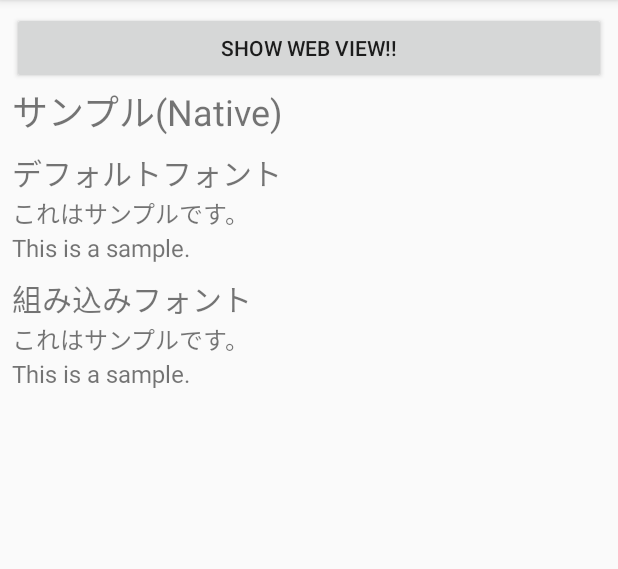
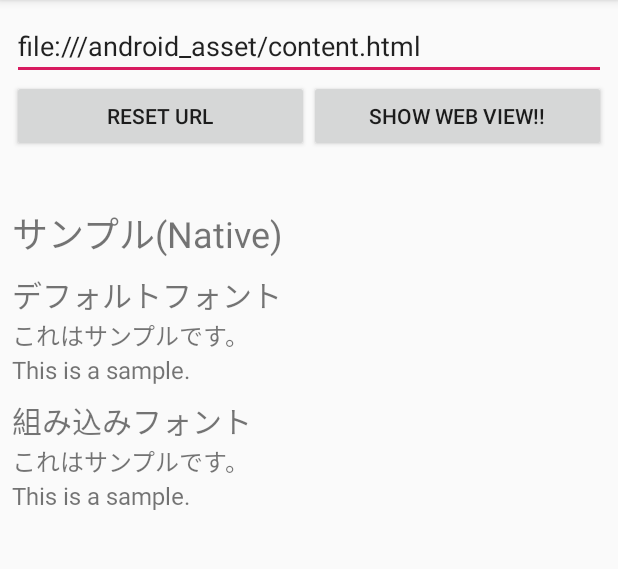
Before and after one commit to m-kann0/EmbeddedFontSample, an Android app: the screen it shows after launch (MainActivity), on a phone screen of 412 x 824 dp, the part 84-653 px from its top. Run offline under Robolectric (Android 15) with nearby library versions, the phone set to English and light mode, and no system bars.

Commit message:
WebViewのアクセス先を任意に入力できるように修正

```diff
--- a/app/src/main/java/com/sample/font/MainActivity.java
+++ b/app/src/main/java/com/sample/font/MainActivity.java
@@ -4,20 +4,43 @@ import android.content.Intent;
 import android.support.v7.app.AppCompatActivity;
 import android.os.Bundle;
 import android.view.View;
+import android.widget.EditText;
 
 public class MainActivity extends AppCompatActivity {
+
+    private static final String INITIAL_URL = "file:///android_asset/content.html";
+
+    private EditText editUrl;
 
     @Override
     protected void onCreate(Bundle savedInstanceState) {
         super.onCreate(savedInstanceState);
         setContentView(R.layout.activity_main);
 
+        editUrl = findViewById(R.id.editUrl);
+
+        findViewById(R.id.btnReset).setOnClickListener(new View.OnClickListener() {
+            @Override
+            public void onClick(View v) {
+                resetUrl();
+            }
+        });
+
         findViewById(R.id.btnShow).setOnClickListener(new View.OnClickListener() {
             @Override
             public void onClick(View v) {
+                String url = editUrl.getText().toString();
+
                 Intent intent = new Intent(MainActivity.this, WebViewActivity.class);
+                intent.putExtra(WebViewActivity.EXTRA_URL, url);
                 startActivity(intent);
             }
         });
+
+        resetUrl();
+    }
+
+    private void resetUrl() {
+        editUrl.setText(INITIAL_URL);
     }
 }
--- a/app/src/main/java/com/sample/font/WebViewActivity.java
+++ b/app/src/main/java/com/sample/font/WebViewActivity.java
@@ -1,17 +1,23 @@
 package com.sample.font;
 
+import android.content.Intent;
 import android.support.v7.app.AppCompatActivity;
 import android.os.Bundle;
 import android.webkit.WebView;
 
 public class WebViewActivity extends AppCompatActivity {
 
+    public static final String EXTRA_URL = "com.sample.font.WebViewActivity.URL";
+
     @Override
     protected void onCreate(Bundle savedInstanceState) {
         super.onCreate(savedInstanceState);
         setContentView(R.layout.activity_web_view);
 
+        Intent intent = getIntent();
+        String url = intent.getStringExtra(EXTRA_URL);
+
         WebView webView = findViewById(R.id.webView);
-        webView.loadUrl("file:///android_asset/content.html");
+        webView.loadUrl(url);
     }
 }
--- a/app/src/main/res/layout/activity_main.xml
+++ b/app/src/main/res/layout/activity_main.xml
@@ -9,15 +9,38 @@
     android:padding="8dp"
     tools:context=".MainActivity">
 
-    <Button
-        android:id="@+id/btnShow"
+    <EditText
+        android:id="@+id/editUrl"
         android:layout_width="match_parent"
         android:layout_height="wrap_content"
-        android:text="SHOW WEB VIEW!!"/>
+        android:hint="Enter URL"
+        android:inputType="textUri"/>
+
+    <LinearLayout
+        android:layout_width="match_parent"
+        android:layout_height="wrap_content"
+        android:orientation="horizontal">
+
+        <Button
+            android:id="@+id/btnReset"
+            android:layout_width="0dp"
+            android:layout_height="wrap_content"
+            android:layout_weight="1"
+            android:text="RESET URL"/>
+
+        <Button
+            android:id="@+id/btnShow"
+            android:layout_width="0dp"
+            android:layout_height="wrap_content"
+            android:layout_weight="1"
+            android:text="SHOW WEB VIEW!!"/>
+
+    </LinearLayout>
 
     <TextView
         android:layout_width="match_parent"
         android:layout_height="wrap_content"
+        android:layout_marginTop="36dp"
         android:textSize="24sp"
         android:text="サンプル(Native)"/>
 
```
